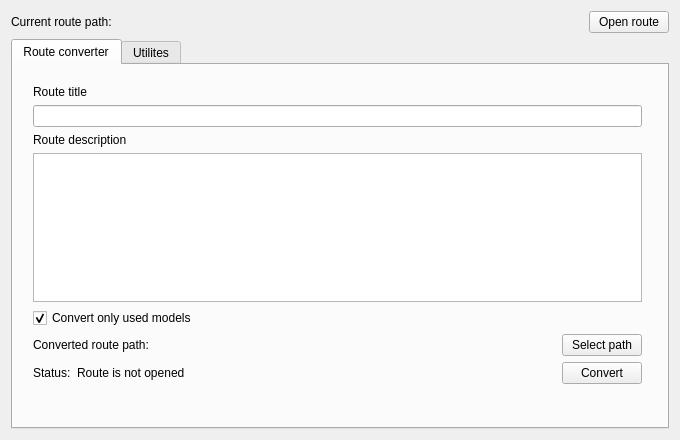
Above: tools/routeconv/forms/mainwindow.ui from maisvendoo/RRS before the change. Below: the same form after it.
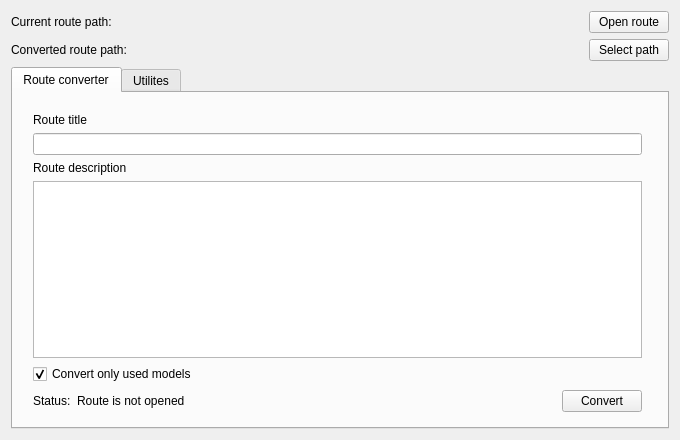
That is the form after the change.

```diff
--- a/tools/routeconv/forms/mainwindow.ui
+++ b/tools/routeconv/forms/mainwindow.ui
@@ -55,8 +55,52 @@
         </item>
        </layout>
       </item>
+      <item>
+       <layout class="QHBoxLayout" name="hlOutputPath">
+        <item>
+         <widget class="QLabel" name="lOutputPathLabel">
+          <property name="text">
+           <string>Converted route path:</string>
+          </property>
+         </widget>
+        </item>
+        <item>
+         <widget class="QLabel" name="lOutputPath">
+          <property name="text">
+           <string/>
+          </property>
+         </widget>
+        </item>
+        <item>
+         <spacer name="hsOutputPath">
+          <property name="orientation">
+           <enum>Qt::Horizontal</enum>
+          </property>
+          <property name="sizeHint" stdset="0">
+           <size>
+            <width>40</width>
+            <height>20</height>
+           </size>
+          </property>
+         </spacer>
+        </item>
+        <item>
+         <widget class="QPushButton" name="pbSelectOutputPath">
+          <property name="text">
+           <string>Select path</string>
+          </property>
+         </widget>
+        </item>
+       </layout>
+      </item>
       <item>
        <widget class="QTabWidget" name="tabWidget">
+        <property name="sizePolicy">
+         <sizepolicy hsizetype="Expanding" vsizetype="Expanding">
+          <horstretch>1</horstretch>
+          <verstretch>1</verstretch>
+         </sizepolicy>
+        </property>
         <property name="currentIndex">
          <number>0</number>
         </property>
@@ -104,44 +148,6 @@
              </property>
             </widget>
            </item>
-           <item>
-            <layout class="QHBoxLayout" name="hlOutputPath">
-             <item>
-              <widget class="QLabel" name="lOutputPathLabel">
-               <property name="text">
-                <string>Converted route path:</string>
-               </property>
-              </widget>
-             </item>
-             <item>
-              <widget class="QLabel" name="lOutputPath">
-               <property name="text">
-                <string/>
-               </property>
-              </widget>
-             </item>
-             <item>
-              <spacer name="hsOutputPath">
-               <property name="orientation">
-                <enum>Qt::Horizontal</enum>
-               </property>
-               <property name="sizeHint" stdset="0">
-                <size>
-                 <width>40</width>
-                 <height>20</height>
-                </size>
-               </property>
-              </spacer>
-             </item>
-             <item>
-              <widget class="QPushButton" name="pbSelectOutputPath">
-               <property name="text">
-                <string>Select path</string>
-               </property>
-              </widget>
-             </item>
-            </layout>
-           </item>
            <item>
             <layout class="QHBoxLayout" name="hlStatus">
              <item>
```
